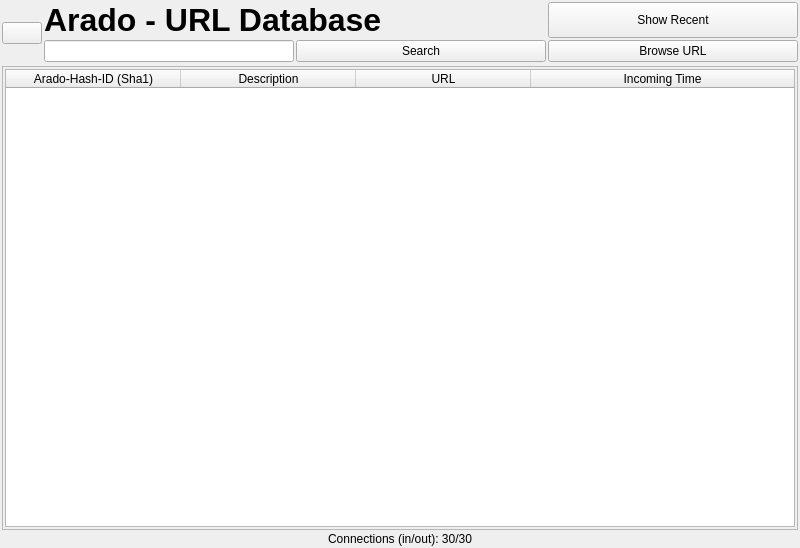
The window that ui/url-display.ui (berndhs/arado) describes before a commit, drawn with Qt 5.
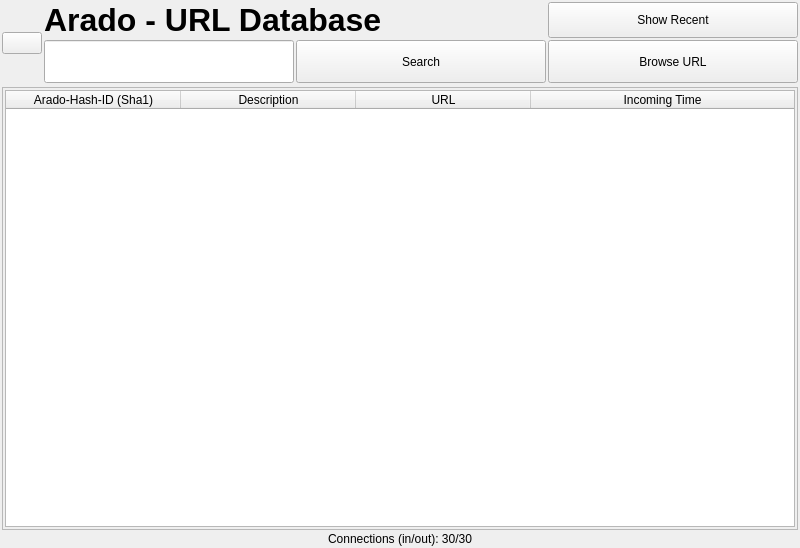
The same window after the commit. Icons and pictures are not drawn.

Commit message: hight of the keyword text bar as the buttons,

Patch:
```diff
--- a/ui/url-display.ui
+++ b/ui/url-display.ui
@@ -227,7 +227,14 @@
     </widget>
    </item>
    <item row="1" column="1">
-    <widget class="QLineEdit" name="textInput"/>
+    <widget class="QLineEdit" name="textInput">
+     <property name="minimumSize">
+      <size>
+       <width>0</width>
+       <height>43</height>
+      </size>
+     </property>
+    </widget>
    </item>
    <item row="1" column="2">
     <widget class="QPushButton" name="searchButton">
```
